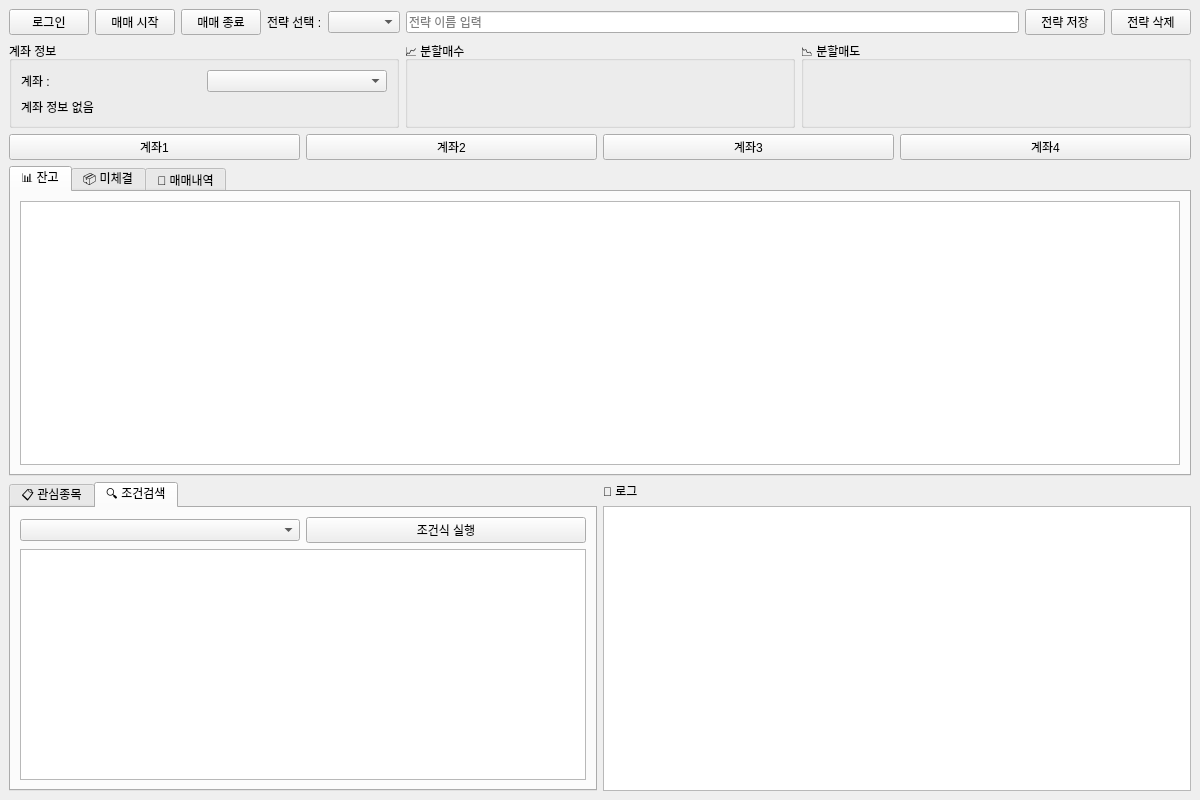
Before: the Qt Designer form ui/autotrade.ui in BTB80/kiwoom-auto-trader, drawn with Qt 5.
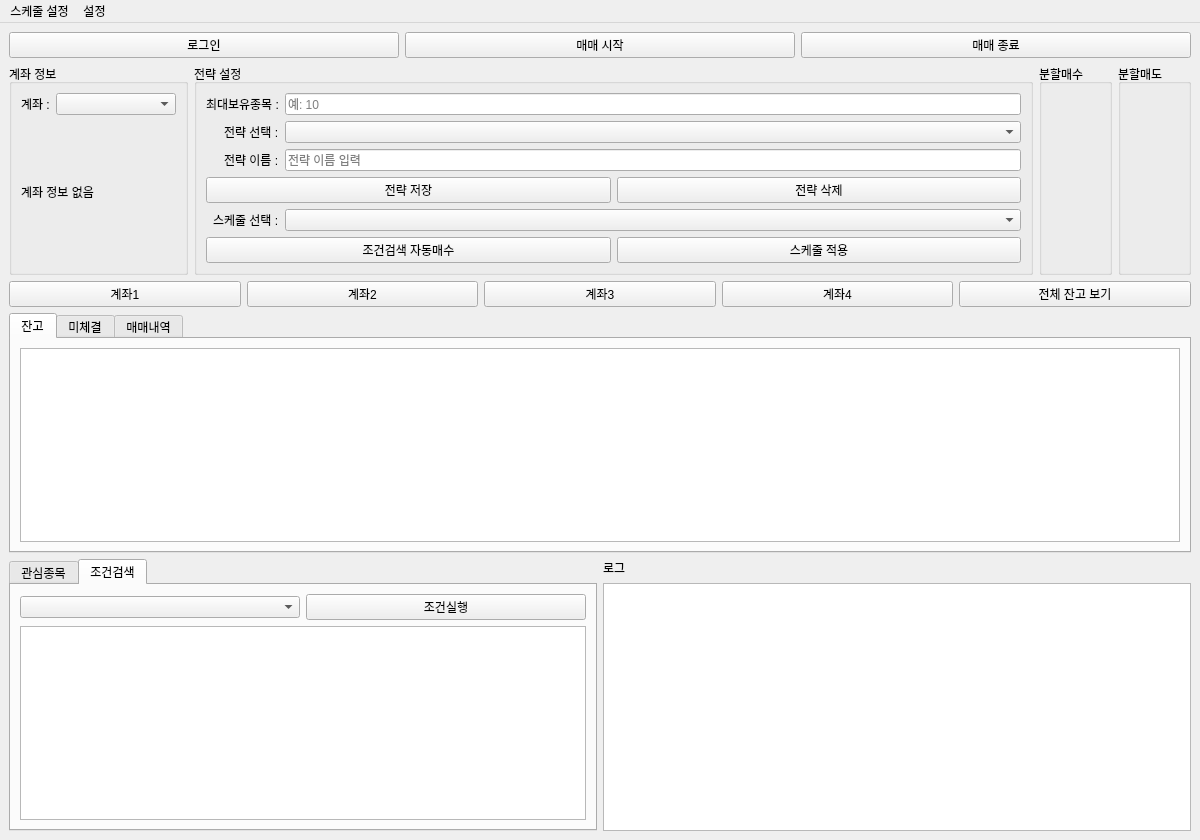
After: the same form once the commit is applied. The open tabs and pages were chosen to show the change.

Commit message: fix: 전체 파일 업데이트

```diff
--- a/ui/autotrade.ui
+++ b/ui/autotrade.ui
@@ -2,8 +2,54 @@
 <ui version="4.0">
  <class>MainWindow</class>
  <widget class="QMainWindow" name="MainWindow">
-  <property name="geometry">
-   <rect><x>0</x><y>0</y><width>1200</width><height>800</height></rect>
+  <widget class="QMenuBar" name="menubar">
+   <property name="geometry">
+    <rect>
+     <x>0</x>
+     <y>0</y>
+     <width>1200</width>
+     <height>21</height>
+    </rect>
+   </property>
+
+   <!-- 🔹 기존 스케줄 설정 메뉴 -->
+   <widget class="QMenu" name="menuSchedule">
+    <property name="title">
+     <string>스케줄 설정</string>
+    </property>
+    <addaction name="actionOpenScheduleDialog"/>
+   </widget>
+
+   <!-- 🔹 새 설정 메뉴 추가 -->
+   <widget class="QMenu" name="menuConfig">
+    <property name="title">
+     <string>설정</string>
+    </property>
+    <addaction name="actionOpenConfigDialog"/>
+   </widget>
+
+   <!-- 🔹 메뉴바에 두 메뉴 모두 연결 -->
+   <addaction name="menuSchedule"/>
+   <addaction name="menuConfig"/>
+  </widget>
+
+  <!-- 🔹 액션 정의 -->
+  <action name="actionOpenScheduleDialog">
+   <property name="text">
+    <string>타이머 스케줄 설정</string>
+   </property>
+  </action>
+  <action name="actionOpenConfigDialog">
+   <property name="text">
+    <string>설정</string>
+   </property>
+  </action>
+
+  <property name="minimumSize">
+   <size>
+    <width>1200</width>
+    <height>800</height>
+   </size>
   </property>
   <property name="windowTitle">
    <string>AutoTrade</string>
@@ -12,14 +58,12 @@
    <layout class="QVBoxLayout" name="main_layout">
     <item>
      <layout class="QHBoxLayout" name="topBar">
+      <property name="spacing">
+       <number>6</number>
+      </property>
       <item><widget class="QPushButton" name="login_button"><property name="text"><string>로그인</string></property></widget></item>
       <item><widget class="QPushButton" name="trade_start_button"><property name="text"><string>매매 시작</string></property></widget></item>
       <item><widget class="QPushButton" name="trade_stop_button"><property name="text"><string>매매 종료</string></property></widget></item>
-      <item><widget class="QLabel" name="strategy_label"><property name="text"><string>전략 선택 :</string></property></widget></item>
-      <item><widget class="QComboBox" name="strategy_dropdown"/></item>
-      <item><widget class="QLineEdit" name="strategy_name_input"><property name="placeholderText"><string>전략 이름 입력</string></property></widget></item>
-      <item><widget class="QPushButton" name="strategy_save_button"><property name="text"><string>전략 저장</string></property></widget></item>
-      <item><widget class="QPushButton" name="strategy_delete_button"><property name="text"><string>전략 삭제</string></property></widget></item>
      </layout>
     </item>
     <item>
@@ -28,113 +72,166 @@
        <widget class="QGroupBox" name="account_info_group">
         <property name="title"><string>계좌 정보</string></property>
         <layout class="QVBoxLayout" name="verticalLayout_account_info">
+         <property name="alignment">
+          <set>Qt::AlignHCenter</set>
+         </property>
+         <property name="alignment">
+          <set>Qt::AlignHCenter</set>
+         </property>
          <item>
-          <layout class="QHBoxLayout" name="account_combo_layout">
+          <layout class="QHBoxLayout">
            <item><widget class="QLabel" name="account_label"><property name="text"><string>계좌 :</string></property></widget></item>
-           <item><widget class="QComboBox" name="account_combo"/></item>
+           <item><widget class="QComboBox" name="account_combo"><property name="minimumSize"><size><width>120</width><height>0</height></size></property></widget></item>
           </layout>
          </item>
-         <item><widget class="QLabel" name="account_info_label"><property name="text"><string>계좌 정보 없음</string></property><property name="alignment"><set>Qt::AlignLeading|Qt::AlignLeft|Qt::AlignTop</set></property></widget></item>
+         <item><widget class="QLabel" name="account_info_label"><property name="text"><string>계좌 정보 없음</string></property></widget></item>
         </layout>
        </widget>
       </item>
-      <item><widget class="QGroupBox" name="buy_settings_group"><property name="title"><string>📈 분할매수</string></property><layout class="QVBoxLayout"/></widget></item>
-      <item><widget class="QGroupBox" name="sell_settings_group"><property name="title"><string>📉 분할매도</string></property><layout class="QVBoxLayout"/></widget></item>
+
+      <item>
+       <widget class="QGroupBox" name="strategy_group">
+        <property name="title"><string>전략 설정</string></property>
+        <layout class="QVBoxLayout" name="strategy_layout">
+         <property name="alignment">
+          <set>Qt::AlignHCenter</set>
+         </property>
+         <property name="alignment">
+          <set>Qt::AlignHCenter</set>
+         </property>
+         <item>
+          <layout class="QFormLayout">
+           <property name="labelAlignment"><set>Qt::AlignRight|Qt::AlignVCenter</set></property>
+           <item row="0" column="0">
+            <widget class="QLabel" name="max_holdings_label">
+             <property name="text"><string>최대보유종목 :</string></property>
+            </widget>
+           </item>
+           <item row="0" column="1">
+            <widget class="QLineEdit" name="max_holdings_input">
+             <property name="placeholderText"><string>예: 10</string></property>
+            </widget>
+           </item>
+           <item row="1" column="0">
+            <widget class="QLabel" name="strategy_label">
+             <property name="text"><string>전략 선택 :</string></property>
+            </widget>
+           </item>
+           <item row="1" column="1">
+            <widget class="QComboBox" name="strategy_dropdown"/>
+           </item>
+           <item row="2" column="0">
+            <widget class="QLabel"><property name="text"><string>전략 이름 :</string></property></widget>
+           </item>
+           <item row="2" column="1">
+            <widget class="QLineEdit" name="strategy_name_input">
+             <property name="placeholderText"><string>전략 이름 입력</string></property>
+            </widget>
+           </item>
+           <item row="3" column="0" colspan="2">
+            <layout class="QHBoxLayout">
+             <item><widget class="QPushButton" name="strategy_save_button"><property name="text"><string>전략 저장</string></property></widget></item>
+             <item><widget class="QPushButton" name="strategy_delete_button"><property name="text"><string>전략 삭제</string></property></widget></item>
+            </layout>
+           </item>
+<item row="4" column="0">
+ <widget class="QLabel">
+  <property name="text"><string>스케줄 선택 :</string></property>
+ </widget>
+</item>
+<item row="4" column="1">
+ <widget class="QComboBox" name="schedule_dropdown_main"/>
+</item>
+
+
+<item row="5" column="0" colspan="2">
+ <layout class="QHBoxLayout" name="schedule_button_layout">
+  <item>
+   <widget class="QPushButton" name="condition_auto_buy_checkbox">
+    <property name="text"><string>조건검색 자동매수</string></property>
+    <property name="checkable"><bool>true</bool></property>
+   </widget>
+  </item>
+  <item>
+   <widget class="QPushButton" name="schedule_enabled_button">
+    <property name="text"><string>스케줄 적용</string></property>
+    <property name="checkable"><bool>true</bool></property>
+    <property name="checked"><bool>false</bool></property>
+   </widget>
+  </item>
+ </layout>
+</item>
+          </layout>
+         </item>
+        </layout>
+       </widget>
+      </item>
+
+      <item><widget class="QGroupBox" name="buy_settings_group"><property name="title"><string>분할매수</string></property><layout class="QVBoxLayout"/></widget></item>
+
+      <item><widget class="QGroupBox" name="sell_settings_group"><property name="title"><string>분할매도</string></property><layout class="QVBoxLayout"/></widget></item>
+
      </layout>
     </item>
     <item>
      <layout class="QHBoxLayout" name="accountButtonsLayout">
-      <item><widget class="QPushButton" name="account_button_1"><property name="text"><string>계좌1</string></property><property name="checkable"><bool>true</bool></property></widget></item>
-      <item><widget class="QPushButton" name="account_button_2"><property name="text"><string>계좌2</string></property><property name="checkable"><bool>true</bool></property></widget></item>
-      <item><widget class="QPushButton" name="account_button_3"><property name="text"><string>계좌3</string></property><property name="checkable"><bool>true</bool></property></widget></item>
-      <item><widget class="QPushButton" name="account_button_4"><property name="text"><string>계좌4</string></property><property name="checkable"><bool>true</bool></property></widget></item>
+      <item><widget class="QPushButton" name="account_button_1"><property name="text"><string>계좌1</string></property></widget></item>
+      <item><widget class="QPushButton" name="account_button_2"><property name="text"><string>계좌2</string></property></widget></item>
+      <item><widget class="QPushButton" name="account_button_3"><property name="text"><string>계좌3</string></property></widget></item>
+      <item><widget class="QPushButton" name="account_button_4"><property name="text"><string>계좌4</string></property></widget></item>
+      <item><widget class="QPushButton" name="view_all_holdings_button"><property name="text"><string>전체 잔고 보기</string></property></widget></item>
      </layout>
     </item>
     <item>
      <widget class="QTabWidget" name="account_tab">
-      <property name="minimumSize"><size><width>0</width><height>180</height></size></property>
-      <widget class="QWidget" name="tab_holdings"><attribute name="title"><string>📊 잔고</string></attribute><layout class="QVBoxLayout"><item><widget class="QTableWidget" name="holdings_table"/></item></layout></widget>
-      <widget class="QWidget" name="tab_unsettled"><attribute name="title"><string>📦 미체결</string></attribute><layout class="QVBoxLayout"><item><widget class="QTableWidget" name="unsettled_table"/></item></layout></widget>
-      <widget class="QWidget" name="tab_trade_log"><attribute name="title"><string>🧾 매매내역</string></attribute><layout class="QVBoxLayout"><item><widget class="QTableWidget" name="trade_log_table"/></item></layout></widget>
+      <widget class="QWidget" name="tab_holdings">
+       <attribute name="title"><string>잔고</string></attribute>
+       <layout class="QVBoxLayout"><item><widget class="QTableWidget" name="holdings_table"/></item></layout>
+      </widget>
+      <widget class="QWidget" name="tab_unsettled">
+       <attribute name="title"><string>미체결</string></attribute>
+       <layout class="QVBoxLayout"><item><widget class="QTableWidget" name="unsettled_table"/></item></layout>
+      </widget>
+      <widget class="QWidget" name="tab_trade_log">
+       <attribute name="title"><string>매매내역</string></attribute>
+       <layout class="QVBoxLayout"><item><widget class="QTableWidget" name="trade_log_table"/></item></layout>
+      </widget>
      </widget>
     </item>
-    
-<item>
- <layout class="QHBoxLayout" name="watchlist_and_log_layout">
-  <item>
-   <widget class="QTabWidget" name="watchlist_tabwidget">
-    <property name="minimumSize">
-     <size>
-      <width>0</width>
-      <height>180</height>
-     </size>
-    </property>
-    <widget class="QWidget" name="tab_watchlist">
-     <attribute name="title">
-      <string>📋 관심종목</string></attribute>
-     <layout class="QVBoxLayout">
-        <item>
-            <widget class="QPushButton" name="watchlist_button">
-            <property name="text"><string>관심종목 불러오기</string></property>
-            </widget>
-        </item>
-        <item>
-       <widget class="QTableWidget" name="stock_search_table"/>
+
+    <item>
+     <layout class="QHBoxLayout" name="watchlist_and_log_layout">
+      <item>
+       <widget class="QTabWidget" name="watchlist_tabwidget">
+        <widget class="QWidget" name="tab_watchlist">
+         <attribute name="title"><string>관심종목</string></attribute>
+         <layout class="QVBoxLayout">
+          <item><widget class="QPushButton" name="watchlist_button"><property name="text"><string>관심종목 불러오기</string></property></widget></item>
+          <item><widget class="QTableWidget" name="stock_search_table"/></item>
+         </layout>
+        </widget>
+        <widget class="QWidget" name="tab_condition">
+         <attribute name="title"><string>조건검색</string></attribute>
+         <layout class="QVBoxLayout">
+          <item>
+           <layout class="QHBoxLayout">
+            <item><widget class="QComboBox" name="condition_dropdown"/></item>
+            <item><widget class="QPushButton" name="condition_search_button"><property name="text"><string>조건실행</string></property></widget></item>
+           </layout>
+          </item>
+          <item><widget class="QTableWidget" name="condition_table"/></item>
+         </layout>
+        </widget>
+       </widget>
       </item>
-     </layout>
-    </widget>
-    <widget class="QWidget" name="tab_condition">
-     <attribute name="title">
-      <string>🔍 조건검색</string>
-     </attribute>
-     <layout class="QVBoxLayout">
       <item>
-       <layout class="QHBoxLayout">
-        <item>
-         <widget class="QComboBox" name="condition_dropdown"/>
-        </item>
-        <item>
-         <widget class="QPushButton" name="condition_search_button">
-          <property name="text">
-           <string>조건식 실행</string>
-          </property>
-         </widget>
-        </item>
+       <layout class="QVBoxLayout">
+        <item><widget class="QLabel" name="log_label"><property name="text"><string>로그</string></property></widget></item>
+        <item><widget class="QTextEdit" name="log_box"><property name="minimumSize"><size><width>400</width><height>200</height></size></property></widget></item>
        </layout>
       </item>
-      <item>
-       <widget class="QTableWidget" name="condition_table"/>
-      </item>
      </layout>
-    </widget>
-   </widget>
-  </item>
-  <item>
-   <layout class="QVBoxLayout">
-    <item>
-     <widget class="QLabel" name="log_label">
-      <property name="text">
-       <string>📝 로그</string>
-      </property>
-      <property name="alignment">
-       <set>Qt::AlignLeft</set>
-      </property>
-     </widget>
     </item>
-    <item>
-     <widget class="QTextEdit" name="log_box">
-      <property name="minimumSize">
-       <size>
-        <width>400</width>
-        <height>200</height>
-       </size>
-      </property>
-     </widget>
-    </item>
-   </layout>
-  </item>
- </layout>
-</item>
 
    </layout>
   </widget>
```
Left out of the diff: 7 changed lines with no effect on the pictures. The commit also changes 26 other files.
